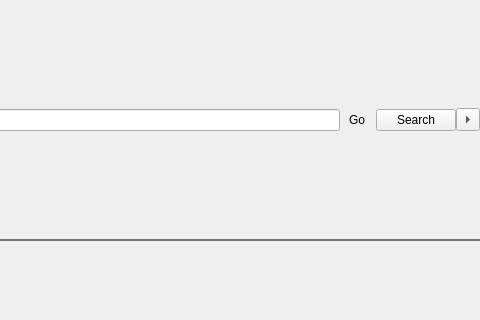
Old version of the form ryouko_lib/mainwindow.ui in the repository yusumishi/ryouko; both pictures show x 352 to 832 and y 0 to 320 of the 832 by 480 pixel window.
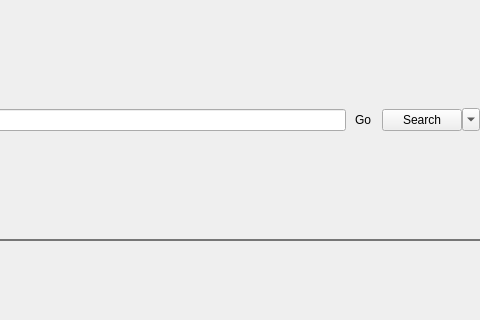
New version of the form.

What changed in the file:
```diff
--- a/ryouko_lib/mainwindow.ui
+++ b/ryouko_lib/mainwindow.ui
@@ -230,11 +230,14 @@
          </item>
          <item>
           <widget class="QToolButton" name="searchEditButton">
+           <property name="styleSheet">
+            <string notr="true">max-width: 16px;</string>
+           </property>
            <property name="text">
             <string>...</string>
            </property>
            <property name="arrowType">
-            <enum>Qt::RightArrow</enum>
+            <enum>Qt::DownArrow</enum>
            </property>
           </widget>
          </item>
```
